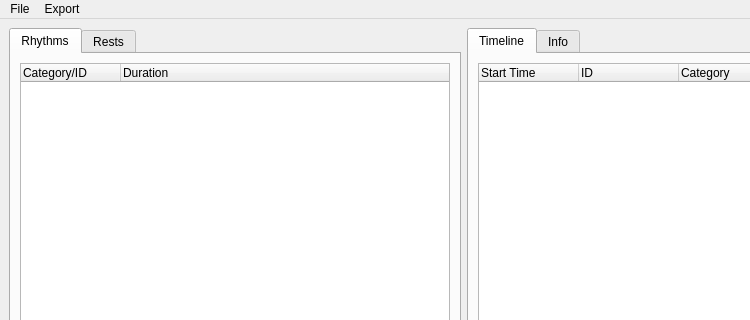
cwainwright/BSMS, file ui/main_ui.ui: the form before one commit; both pictures show x 0 to 750 and y 0 to 320 of the 928 by 615 pixel window.
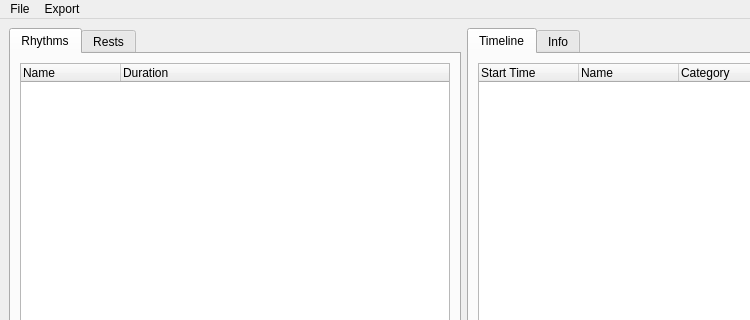
The form after the commit. Icons and pictures are not drawn.

Patch:
```diff
--- a/ui/main_ui.ui
+++ b/ui/main_ui.ui
@@ -54,7 +54,7 @@
           </property>
           <column>
            <property name="text">
-            <string>Category/ID</string>
+            <string>Name</string>
            </property>
           </column>
           <column>
@@ -245,7 +245,7 @@
           </column>
           <column>
            <property name="text">
-            <string>ID</string>
+            <string>Name</string>
            </property>
           </column>
           <column>
```
Left out of the diff: 44 changed lines with no effect on the pictures.
